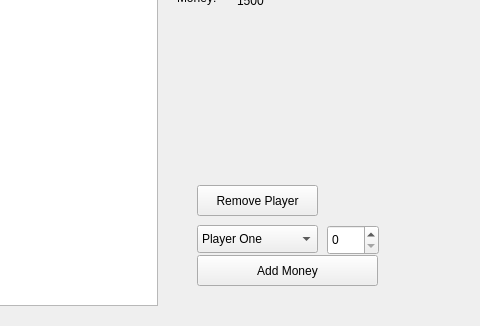
cltsd27/monopoly, file widget.ui: the form before one commit; both pictures show x 653 to 1133 and y 275 to 601 of the 1133 by 601 pixel window.
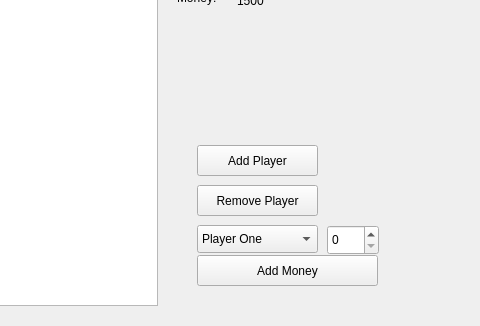
The form after the commit.

Commit message: added add player functionality

Diff of the .ui file:
```diff
--- a/widget.ui
+++ b/widget.ui
@@ -189,6 +189,19 @@
     </rect>
    </property>
   </widget>
+  <widget class="QPushButton" name="addPlayer">
+   <property name="geometry">
+    <rect>
+     <x>850</x>
+     <y>420</y>
+     <width>121</width>
+     <height>31</height>
+    </rect>
+   </property>
+   <property name="text">
+    <string>Add Player</string>
+   </property>
+  </widget>
  </widget>
  <layoutdefault spacing="6" margin="11"/>
  <resources/>
```
The commit also changes 2 other files.
